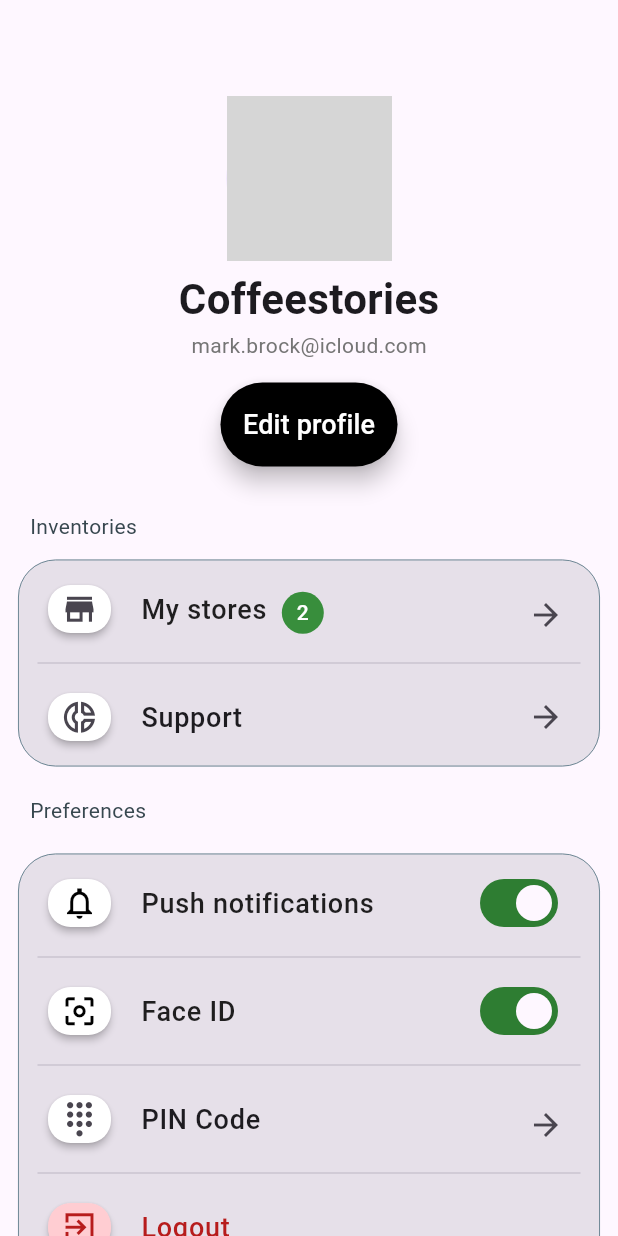
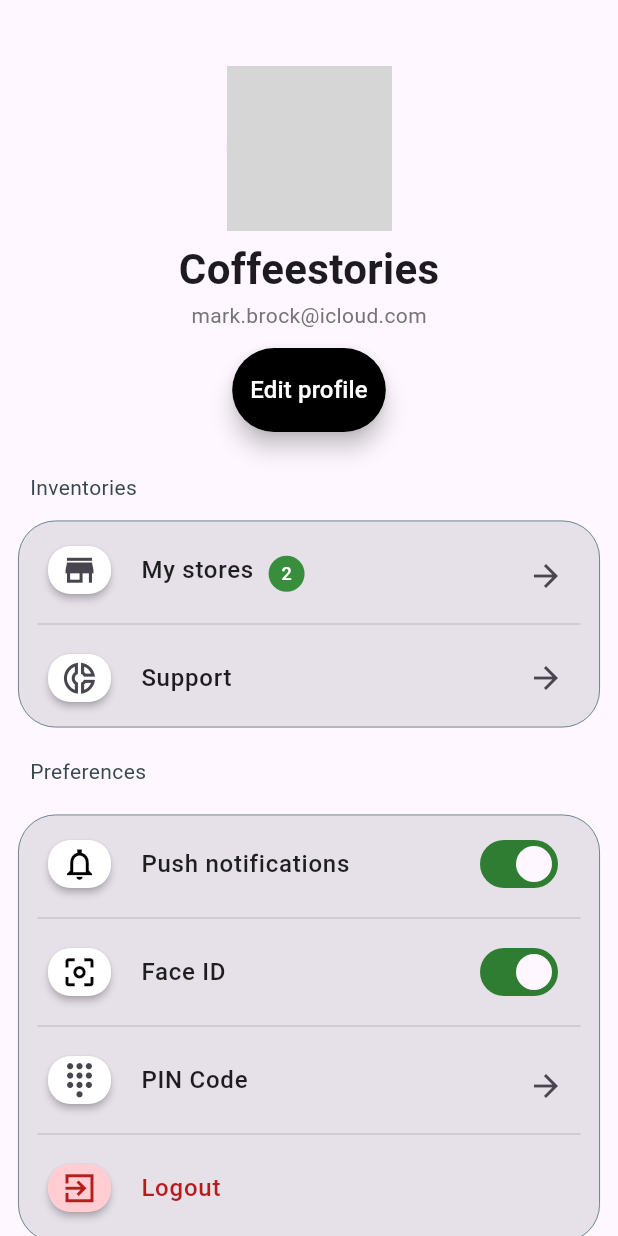
Before and after one commit to FernanJRS/Tarea1.2, a Flutter app: the screen it shows after launch, on a phone screen of 412 x 824 dp. Run offline on Flutter 3.47's test engine with Material 3 defaults, Android fonts, the phone set to English and light mode, and no system bars; network calls fail; grey boxes are pictures that could not be loaded.

Commit message:
disenio de pantalla

```diff
--- a/lib/main.dart
+++ b/lib/main.dart
@@ -15,8 +15,8 @@ class MyApp extends StatelessWidget {
     return MaterialApp(
       debugShowCheckedModeBanner: false,
       home: Scaffold(
-        body: Column(
-          children: [
+        body: ListView(
+          children: const [
             ParteSuperior(),
             InventoriesCard(),
             PreferencesCard(),
--- a/lib/src/inventories_card.dart
+++ b/lib/src/inventories_card.dart
@@ -49,7 +49,7 @@ class InventoriesCard extends StatelessWidget {
                           child: Text(
                             'My stores',
                             style: TextStyle(
-                                fontSize: 18,
+                                fontSize: 16,
                                 fontWeight: FontWeight.w500,
                                 color: Colors.black87),
                           ),
@@ -57,11 +57,11 @@ class InventoriesCard extends StatelessWidget {
                         Padding(
                           padding: const EdgeInsets.only(top: 5),
                           child: CircleAvatar(
-                            radius: 14,
+                            radius: 12,
                             backgroundColor: Colors.green[700],
                             child: Text('2',
                                 style: TextStyle(
-                                    fontSize: 14, color: Colors.white)),
+                                    fontSize: 12, color: Colors.white)),
                           ),
                         ),
                       ],
@@ -96,8 +96,10 @@ class InventoriesCard extends StatelessWidget {
                     ),
                     title: Text(
                       'Support',
-                      style:
-                          TextStyle(fontSize: 18, fontWeight: FontWeight.w500),
+                      style: TextStyle(
+                        fontSize: 16,
+                        fontWeight: FontWeight.w500,
+                      ),
                     ),
                     trailing: Icon(Icons.arrow_forward_outlined),
                   ),
--- a/lib/src/parte_superior.dart
+++ b/lib/src/parte_superior.dart
@@ -6,7 +6,7 @@ class ParteSuperior extends StatelessWidget {
   @override
   Widget build(BuildContext context) {
     return Padding(
-        padding: const EdgeInsets.only(top: 60, bottom: 15),
+        padding: const EdgeInsets.only(top: 40, bottom: 15),
         child: Center(
           child: Column(children: [
             Padding(
@@ -32,15 +32,15 @@ class ParteSuperior extends StatelessWidget {
                   fontSize: 14),
             ),
             Padding(
-              padding: const EdgeInsets.all(15.0),
+              padding: const EdgeInsets.all(12.0),
               child: FloatingActionButton.extended(
-                extendedPadding: EdgeInsets.all(15.0),
+                extendedPadding: EdgeInsets.all(12.0),
                 shape: RoundedRectangleBorder(
                     borderRadius: BorderRadius.all(Radius.circular(30))),
                 onPressed: null,
                 label: Text(
                   'Edit profile',
-                  style: TextStyle(color: Colors.white, fontSize: 18),
+                  style: TextStyle(color: Colors.white, fontSize: 16),
                 ),
                 backgroundColor: Colors.black,
               ),
--- a/lib/src/preferences_card.dart
+++ b/lib/src/preferences_card.dart
@@ -30,7 +30,7 @@ class PreferencesCard extends StatelessWidget {
                     title: Text(
                       'Push notifications',
                       style: TextStyle(
-                          fontSize: 18,
+                          fontSize: 16,
                           fontWeight: FontWeight.w500,
                           color: Colors.black87),
                     ),
@@ -60,7 +60,7 @@ class PreferencesCard extends StatelessWidget {
                   title: Text(
                     'Face ID',
                     style: TextStyle(
-                        fontSize: 18,
+                        fontSize: 16,
                         fontWeight: FontWeight.w500,
                         color: Colors.black87),
                   ),
@@ -101,7 +101,10 @@ class PreferencesCard extends StatelessWidget {
                   ),
                   title: Text(
                     'PIN Code',
-                    style: TextStyle(fontSize: 18, fontWeight: FontWeight.w500),
+                    style: TextStyle(
+                      fontSize: 16,
+                      fontWeight: FontWeight.w500,
+                    ),
                   ),
                   trailing: Padding(
                     padding: const EdgeInsets.only(top: 8),
@@ -131,7 +134,7 @@ class PreferencesCard extends StatelessWidget {
                     title: Text(
                       'Logout',
                       style: TextStyle(
-                          fontSize: 18,
+                          fontSize: 16,
                           fontWeight: FontWeight.w500,
                           color: Colors.red[900]),
                     ),
```
Also changed, not shown: 1 other file.
